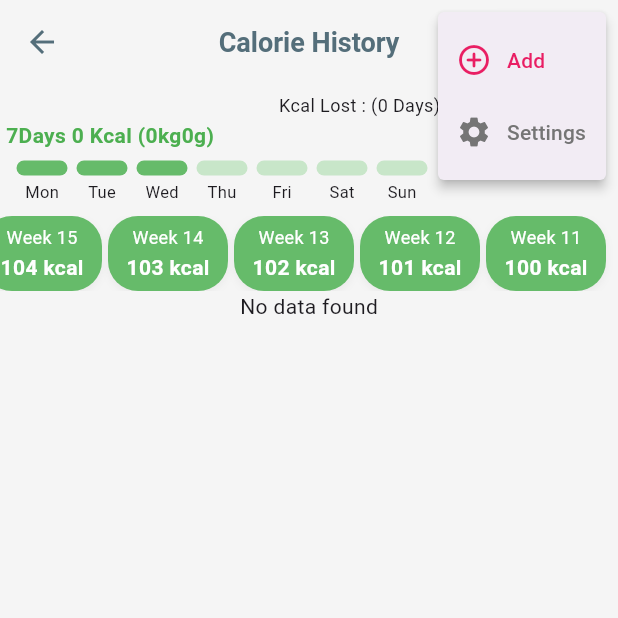
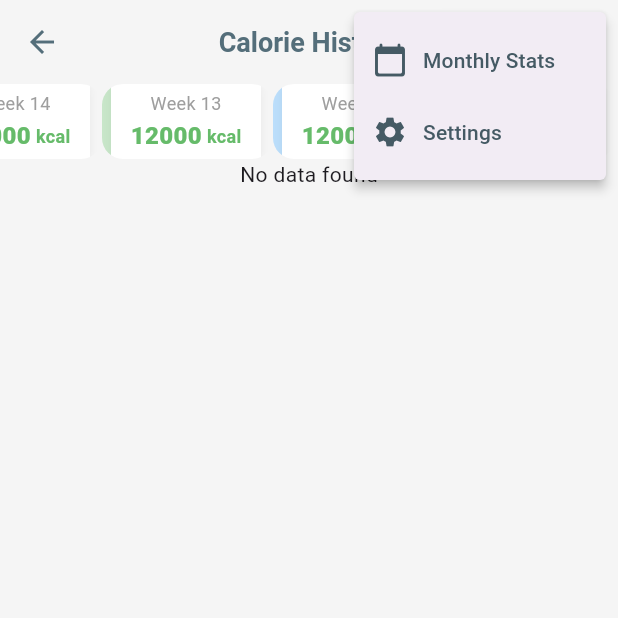
Before and after one commit to AshwaniDev101/Flutter-Calio-Firebase-Drift, a Flutter app: the CalorieHistoryPage screen opened directly, after a tap on the "more vert" icon, on a phone screen of 412 x 824 dp, the top half of it. Run offline on Flutter 3.47's test engine with Material 3 defaults, Android fonts, the phone set to English and light mode, and no system bars; our stand-ins replace cloud_firestore, firebase_core, logger, rxdart; accounts and stored records are empty; generated files the repository leaves out were written again.

Commit message:
refactor: update user history page and weekly list widget
- Moved `WeeklyListWidget` to `pages/user_history/widgets` and redesigned it to use a card layout with colored side indicators and updated typography.
- Updated `UserHistoryViewPage` app bar menu to include a "Monthly Stats" option and updated icon colors to `blueGrey`.
- Refactored menu selection logic in `UserHistoryViewPage` to use a switch statement.
- Commented out `WeekDaysProgressWidget` and `_buildExcessLabel` usage in the user history body.
- Inlined `getLowerLabel` logic directly into `_buildExcessLabel`.

```diff
--- a/lib/pages/user_history/view_page.dart
+++ b/lib/pages/user_history/view_page.dart
@@ -1,12 +1,11 @@
 import 'package:calio/models/foodstats_entry.dart';
 import 'package:calio/pages/user_history/view_model.dart';
 import 'package:calio/pages/user_history/widgets/listview.dart';
+import 'package:calio/pages/user_history/widgets/weekly_list_widget.dart';
 import 'package:flutter/material.dart';
 import 'package:provider/provider.dart';
 import '../../../theme/app_colors.dart';
 import '../../helper/progress_visuals_helper.dart';
-import '../../widgets/weekdays_progress/weekdays_progress_widget.dart';
-import '../../widgets/weekly_list/weekly_list_widget.dart';
 import '../calorie_counter/view_page.dart';
 
 /// Main page displaying calorie user_history for a month
@@ -28,6 +27,7 @@ class _CalorieHistoryPageState extends State<CalorieHistoryPage> {
   }
 
   Widget _buildExcessLabel(vm) {
+    var severDayDum = sumFirstSevenCalories(vm);
     return Padding(
       padding: const EdgeInsets.all(4.0),
       child: Column(
@@ -53,20 +53,17 @@ class _CalorieHistoryPageState extends State<CalorieHistoryPage> {
               SizedBox(width: 10),
             ],
           ),
-          getLowerLabel(vm),
-        ],
-      ),
-    );
-  }
 
-  Widget getLowerLabel(vm) {
-    var severDayDum = sumFirstSevenCalories(vm);
-    return Text(
+          // getLowerLabel(vm),
+          Text(
             "7Days ${trimTrailingZero(severDayDum)} Kcal (${kcalToWeightString(severDayDum)})",
             style: TextStyle(
               fontSize: 14,
               fontWeight: FontWeight.bold,
               color: vm.excessCalories > 0 ? Colors.red : Colors.green,
+            ),
+          ),
+        ],
       ),
     );
   }
@@ -109,37 +106,70 @@ class _CalorieHistoryPageState extends State<CalorieHistoryPage> {
         backgroundColor: AppColors.appbar,
         iconTheme: IconThemeData(color: AppColors.appbarContent),
         actions: [
+
+          // Normal Action Button
+          // IconButton(
+          //   icon: Icon(Icons.calendar_today_rounded),
+          //   onPressed: () {
+          //     // Your add button action
+          //     print("Add clicked!");
+          //   },
+          // ),
           PopupMenuButton<String>(
             icon: const Icon(Icons.more_vert),
             onSelected: (value) {
-              if (value == 'settings') {
+
+              switch(value)
+              {
+                case 'monthly_stats':
+                  print('Monthly stats selected');
+                  break;
+                case 'add':
+                  print('Add selected');
+                  break;
+                case 'settings':
                   print('Settings selected');
-              } else if (value == 'add') {
-                // vm.runTest();
-                // Run test
-              } else if (value == 'test2') {
-                print('Test 2 selected');
+                  break;
+                default:
+                  print('Default selected');
+                  break;
               }
+
+
+
             },
             itemBuilder:
                 (BuildContext context) => [
-                  const PopupMenuItem(
-                    value: 'add',
+
+                  PopupMenuItem(
+                    value: 'monthly_stats',
                     child: Row(
                       children: [
-                        Icon(Icons.add_circle_outline_rounded, color: Colors.pink),
+                        Icon(Icons.calendar_today_rounded, color: Colors.blueGrey[700]),
                         SizedBox(width: 10),
-                        Text('Add', style: TextStyle(color: Colors.pink)),
+                        Text('Monthly Stats', style: TextStyle(color: Colors.blueGrey[700])),
                       ],
                     ),
                   ),
+
+
+                  // const PopupMenuItem(
+                  //   value: 'add',
+                  //   child: Row(
+                  //     children: [
+                  //       Icon(Icons.add_circle_outline_rounded, color: Colors.pink),
+                  //       SizedBox(width: 10),
+                  //       Text('Add', style: TextStyle(color: Colors.pink)),
+                  //     ],
+                  //   ),
+                  // ),
                   PopupMenuItem(
                     value: 'settings',
                     child: Row(
                       children: [
-                        Icon(Icons.settings, color: Colors.grey[600]),
+                        Icon(Icons.settings, color: Colors.blueGrey[700]),
                         const SizedBox(width: 10),
-                        Text('Settings', style: TextStyle(color: Colors.grey[600])),
+                        Text('Settings', style: TextStyle(color: Colors.blueGrey[700])),
                       ],
                     ),
                   ),
@@ -150,8 +180,8 @@ class _CalorieHistoryPageState extends State<CalorieHistoryPage> {
       body: SafeArea(
         child: Column(
           children: [
-            _buildExcessLabel(vm),
-            WeekDaysProgressWidget(weekStatus: {1: true, 2: true, 3: true, 4: false, 5: false, 6: false, 7: false}),
+            // _buildExcessLabel(vm),
+            // WeekDaysProgressWidget(weekStatus: {1: true, 2: true, 3: true, 4: false, 5: false, 6: false, 7: false}),
             WeeklyListWidget(),
 
             // Container(color: Colors.green,height: 50,),
--- /dev/null
+++ b/lib/pages/user_history/widgets/weekly_list_widget.dart
@@ -0,0 +1,82 @@
+import 'package:calio/models/food_stats.dart';
+import 'package:flutter/material.dart';
+
+import '../../../theme/app_colors.dart';
+import '../../../widgets/caution_label/caution_label_widget.dart';
+
+class WeeklyListWidget extends StatelessWidget {
+  const WeeklyListWidget({super.key});
+
+  final bool isPerfect = false;
+
+  @override
+  Widget build(BuildContext context) {
+    return SizedBox(
+      height: 50,
+      child: ListView.builder(
+        scrollDirection: Axis.horizontal,
+        reverse: true,
+        itemCount: 7,
+        padding: const EdgeInsets.symmetric(horizontal: 2),
+        itemBuilder: (context, index) {
+          return ClipRRect(
+            borderRadius: BorderRadius.circular(14),
+            child: Row(
+              children: [
+
+                Container(
+                  width: 6,
+                  height: 70,
+                  decoration: BoxDecoration(
+                    color: AppColors.colorPalette[index % AppColors.colorPalette.length],
+                    borderRadius: const BorderRadius.only(topLeft: Radius.circular(14), bottomLeft: Radius.circular(14)),
+                  ),
+                ),
+
+                Container(
+                  width: 100,
+                  margin: const EdgeInsets.only(right: 8),
+                  padding: const EdgeInsets.all(0),
+                  decoration: BoxDecoration(
+                    color: Colors.white,
+                    boxShadow: [BoxShadow(blurRadius: 4, offset: Offset(0, 2), color: Colors.black.withValues(alpha: 0.05))],
+                  ),
+                  child: Column(
+                    mainAxisAlignment: MainAxisAlignment.center,
+                    children: [
+                      Text("Week ${index + 11}", style: TextStyle(fontSize: 12, color: Colors.grey)),
+                      SizedBox(height: 2),
+                      // SizedBox(
+                      //   width: 50,
+                      //     child: CationLabelWidget(foodStats: FoodStats.empty(),)),
+                      getLabel(),
+                      //
+                    ],
+                  ),
+                ),
+              ],
+            ),
+          );
+        },
+      ),
+    );
+  }
+
+  Widget getLabel() {
+
+    return Row(
+      mainAxisAlignment: MainAxisAlignment.center,
+      crossAxisAlignment: CrossAxisAlignment.center,
+      children: [
+        Text("${12000}", style: TextStyle(fontSize:16 ,color: Colors.green[400], fontWeight: FontWeight.w800)),
+        Text(" kcal", style: TextStyle(fontSize:12 ,color: Colors.green[400], fontWeight: FontWeight.bold)),
+      ],
+    );
+    // return Container(
+    //   width: 74,
+    //   height: 18,
+    //   // decoration: BoxDecoration(color: Colors.green[400], borderRadius: BorderRadius.circular(20)),
+    //   child: Center(child: Text("${12000} kcal", style: TextStyle(fontSize:12 ,color: Colors.green[400], fontWeight: FontWeight.bold))),
+    // );
+  }
+}
--- a/lib/widgets/weekly_list/weekly_list_widget.dart
+++ /dev/null
@@ -1,46 +0,0 @@
-import 'package:flutter/material.dart';
-
-class WeeklyListWidget extends StatelessWidget {
-  const WeeklyListWidget({super.key});
-
-  final bool isPerfect = false;
-  @override
-  Widget build(BuildContext context) {
-    return SizedBox(
-      height: 50,
-      child: ListView.builder(
-        scrollDirection: Axis.horizontal,
-        reverse: true,
-        itemCount: 7,
-        padding: const EdgeInsets.symmetric(horizontal: 4),
-        itemBuilder: (context, index) {
-          return Container(
-            width: 80,
-            margin: const EdgeInsets.only(right: 4),
-            padding: const EdgeInsets.all(0),
-            decoration: BoxDecoration(
-              color: Colors.green[400],
-              borderRadius: BorderRadius.circular(20),
-              boxShadow: [
-                BoxShadow(
-                  blurRadius: 4,
-                  offset: Offset(0, 2),
-                  color: Colors.black.withValues(alpha: 0.05),
-                ),
-              ],
-            ),
-            child: Column(
-              mainAxisAlignment: MainAxisAlignment.center,
-              children: [
-                Text("Week ${index + 11}",style: TextStyle(fontSize: 12, color: Colors.white),
-                    ),
-                SizedBox(height: 2),
-                Text("${index + 100} kcal",style: TextStyle(color: Colors.white, fontWeight: FontWeight.bold)),
-              ],
-            ),
-          );
-        },
-      ),
-    );
-  }
-}
```
Lines whose indentation alone changed are shown as unchanged.
